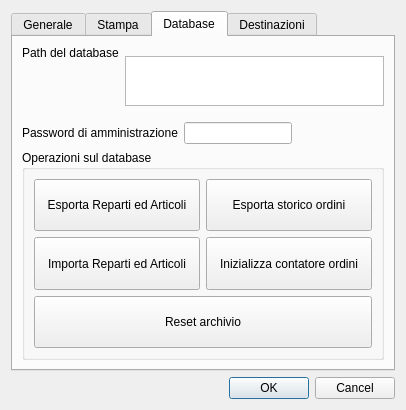
Qt form src/configurazionedlg.ui (mtonin/gestcassa) before a commit.
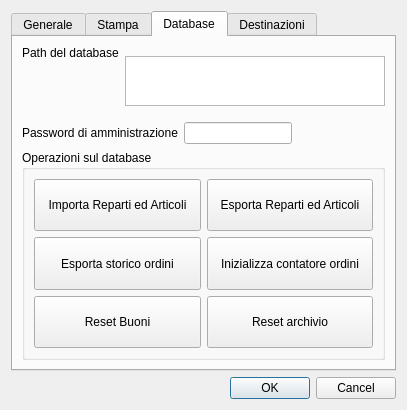
The same form after that commit. The open tabs and pages were chosen to show the change. Icons and pictures are not drawn. Custom widgets are drawn as their Qt base class.

Commit message: - completata gestione buoni/abbonamenti

```diff
--- a/src/configurazionedlg.ui
+++ b/src/configurazionedlg.ui
@@ -6,7 +6,7 @@
    <rect>
     <x>0</x>
     <y>0</y>
-    <width>406</width>
+    <width>407</width>
     <height>373</height>
    </rect>
   </property>
@@ -425,7 +425,53 @@
           <string>Operazioni sul database</string>
          </property>
          <layout class="QGridLayout" name="gridLayout_2">
+          <item row="2" column="1">
+           <widget class="QPushButton" name="cancellaOrdiniBtn">
+            <property name="sizePolicy">
+             <sizepolicy hsizetype="Minimum" vsizetype="Expanding">
+              <horstretch>0</horstretch>
+              <verstretch>0</verstretch>
+             </sizepolicy>
+            </property>
+            <property name="text">
+             <string>Inizializza contatore ordini</string>
+            </property>
+            <property name="icon">
+             <iconset resource="risorse.qrc">
+              <normaloff>:/GestCassa/db_reset</normaloff>:/GestCassa/db_reset</iconset>
+            </property>
+            <property name="iconSize">
+             <size>
+              <width>32</width>
+              <height>32</height>
+             </size>
+            </property>
+           </widget>
+          </item>
           <item row="0" column="0">
+           <widget class="QPushButton" name="importArticoliBtn">
+            <property name="sizePolicy">
+             <sizepolicy hsizetype="Minimum" vsizetype="Expanding">
+              <horstretch>0</horstretch>
+              <verstretch>0</verstretch>
+             </sizepolicy>
+            </property>
+            <property name="text">
+             <string>Importa Reparti ed Articoli</string>
+            </property>
+            <property name="icon">
+             <iconset resource="risorse.qrc">
+              <normaloff>:/GestCassa/db_in</normaloff>:/GestCassa/db_in</iconset>
+            </property>
+            <property name="iconSize">
+             <size>
+              <width>32</width>
+              <height>32</height>
+             </size>
+            </property>
+           </widget>
+          </item>
+          <item row="0" column="1">
            <widget class="QPushButton" name="exportArticoliBtn">
             <property name="sizePolicy">
              <sizepolicy hsizetype="Minimum" vsizetype="Expanding">
@@ -448,7 +494,7 @@
             </property>
            </widget>
           </item>
-          <item row="0" column="1">
+          <item row="2" column="0">
            <widget class="QPushButton" name="exportOrdiniBtn">
             <property name="sizePolicy">
              <sizepolicy hsizetype="Minimum" vsizetype="Expanding">
@@ -471,53 +517,7 @@
             </property>
            </widget>
           </item>
-          <item row="1" column="0">
-           <widget class="QPushButton" name="importArticoliBtn">
-            <property name="sizePolicy">
-             <sizepolicy hsizetype="Minimum" vsizetype="Expanding">
-              <horstretch>0</horstretch>
-              <verstretch>0</verstretch>
-             </sizepolicy>
-            </property>
-            <property name="text">
-             <string>Importa Reparti ed Articoli</string>
-            </property>
-            <property name="icon">
-             <iconset resource="risorse.qrc">
-              <normaloff>:/GestCassa/db_in</normaloff>:/GestCassa/db_in</iconset>
-            </property>
-            <property name="iconSize">
-             <size>
-              <width>32</width>
-              <height>32</height>
-             </size>
-            </property>
-           </widget>
-          </item>
-          <item row="1" column="1">
-           <widget class="QPushButton" name="cancellaOrdiniBtn">
-            <property name="sizePolicy">
-             <sizepolicy hsizetype="Minimum" vsizetype="Expanding">
-              <horstretch>0</horstretch>
-              <verstretch>0</verstretch>
-             </sizepolicy>
-            </property>
-            <property name="text">
-             <string>Inizializza contatore ordini</string>
-            </property>
-            <property name="icon">
-             <iconset resource="risorse.qrc">
-              <normaloff>:/GestCassa/db_reset</normaloff>:/GestCassa/db_reset</iconset>
-            </property>
-            <property name="iconSize">
-             <size>
-              <width>32</width>
-              <height>32</height>
-             </size>
-            </property>
-           </widget>
-          </item>
-          <item row="2" column="0" colspan="2">
+          <item row="3" column="1">
            <widget class="QPushButton" name="resetDbBtn">
             <property name="sizePolicy">
              <sizepolicy hsizetype="Minimum" vsizetype="Expanding">
@@ -540,6 +540,29 @@
             </property>
            </widget>
           </item>
+          <item row="3" column="0">
+           <widget class="QPushButton" name="resetBuoniBtn">
+            <property name="sizePolicy">
+             <sizepolicy hsizetype="Minimum" vsizetype="Expanding">
+              <horstretch>0</horstretch>
+              <verstretch>0</verstretch>
+             </sizepolicy>
+            </property>
+            <property name="text">
+             <string>Reset Buoni</string>
+            </property>
+            <property name="icon">
+             <iconset resource="risorse.qrc">
+              <normaloff>:/GestCassa/db_delete</normaloff>:/GestCassa/db_delete</iconset>
+            </property>
+            <property name="iconSize">
+             <size>
+              <width>32</width>
+              <height>32</height>
+             </size>
+            </property>
+           </widget>
+          </item>
          </layout>
         </widget>
        </item>
```
Left out of the diff: 2 changed lines with no effect on the pictures. The commit also changes 15 other files.
